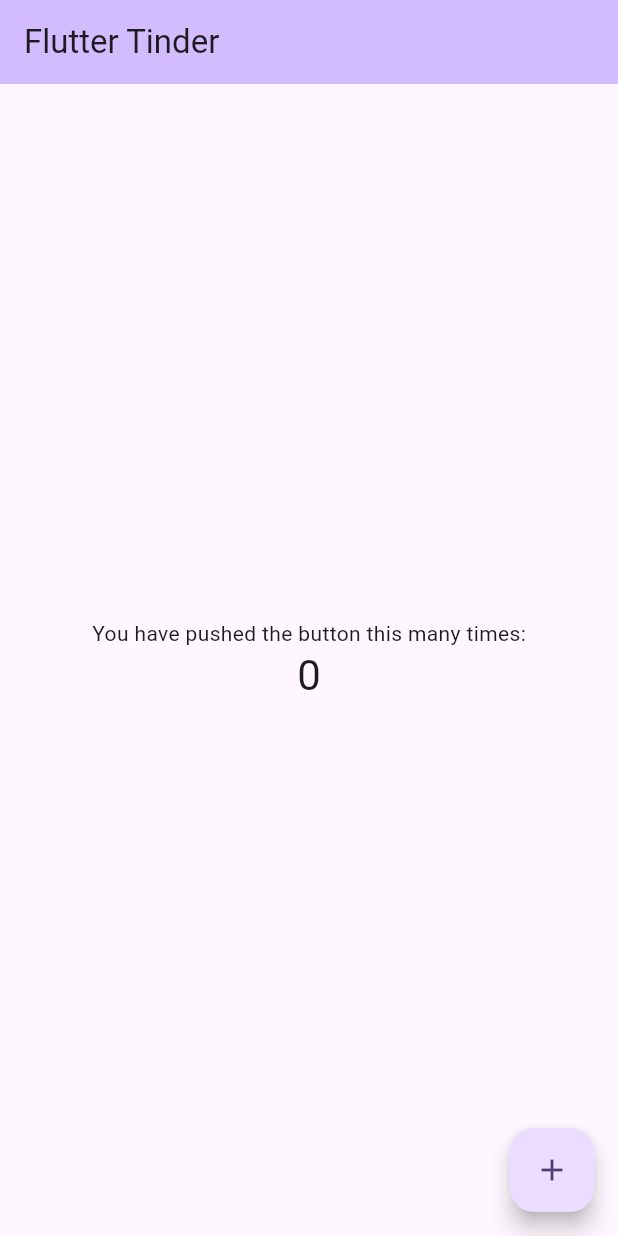
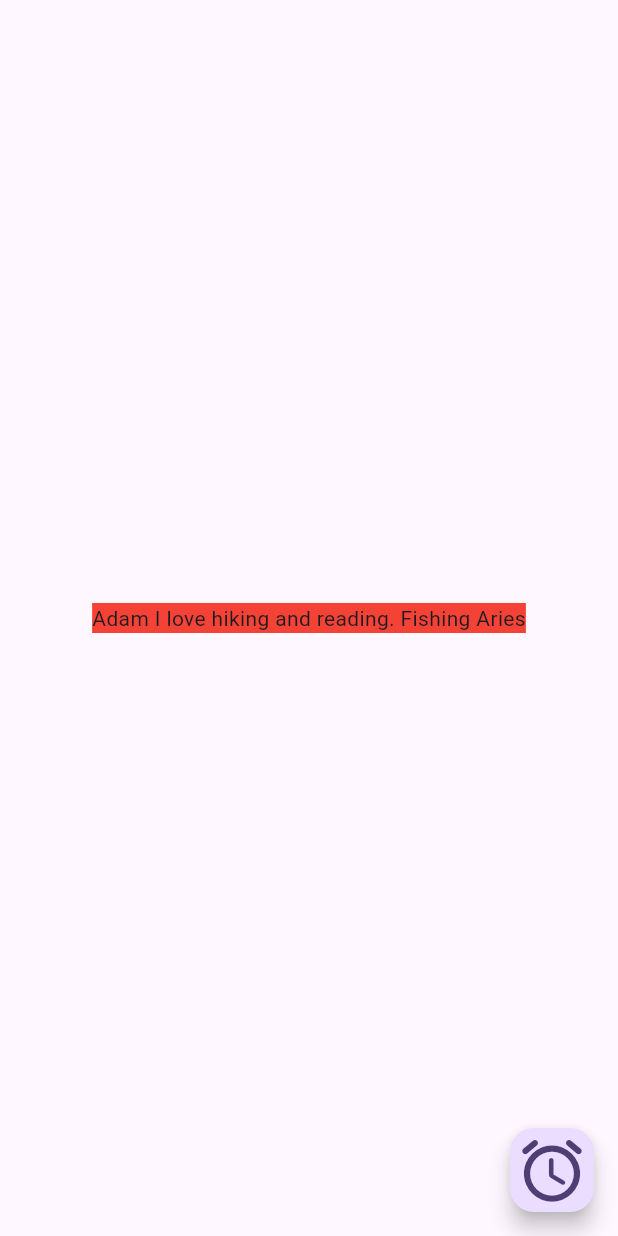
Before and after one commit to KyanPepper/FlutterTinder, a Flutter app: the screen it shows after launch, on a phone screen of 412 x 824 dp. Run offline on Flutter 3.47's test engine with Material 2 defaults, Android fonts, the phone set to English and light mode, and no system bars.

Commit message:
Changed file structure

```diff
--- a/fluttertinder/lib/main.dart
+++ b/fluttertinder/lib/main.dart
@@ -1,4 +1,5 @@
 import 'package:flutter/material.dart';
+import 'package:fluttertinder/profiles/application/home.dart';
 
 void main() {
   runApp(const MyApp());
@@ -6,111 +7,14 @@ void main() {
 
 class MyApp extends StatelessWidget {
   const MyApp({super.key});
-
-  // This widget is the root of your application.
   @override
   Widget build(BuildContext context) {
     return MaterialApp(
-      title: 'Flutter Demo',
-      theme: ThemeData(
-
-        colorScheme: ColorScheme.fromSeed(seedColor: Colors.deepPurple),
-        useMaterial3: true,
-      ),
-      home: const MyHomePage(title: 'Flutter Tinder'),
-    );
+        title: 'Flutter Demo',
+        theme: ThemeData(
+          colorScheme: ColorScheme.fromSeed(seedColor: Colors.deepPurple),
+          useMaterial3: true,
+        ),
+        home: const Home());
   }
 }
-
-class MyHomePage extends StatefulWidget {
-  const MyHomePage({super.key, required this.title});
-
-
-  final String title;
-
-  @override
-  State<MyHomePage> createState() => _MyHomePageState();
-}
-
-
-class TinderProfile {
-  String name;
-  String description;
-  String starsign;
-  String hobbies;
-
-  TinderProfile({
-    this.name = '',
-    this.description = '',
-    this.starsign = '',
-    this.hobbies = '',
-  });
-}
-
-
-class _MyHomePageState extends State<MyHomePage> {
-  int _counter = 0;
-  TinderProfile adam = TinderProfile(
-  name: 'Adam',
-  description: 'I love hiking and reading.',
-  starsign: 'Aries',
-  hobbies: 'Fishing',
-);
-
-TinderProfile pete = TinderProfile(
-  name: 'Peter',
-  description: 'I enjoy traveling and cooking.',
-  starsign: 'Leo',
-  hobbies: 'Painting',
-);
-
-TinderProfile ben = TinderProfile(
-  name: 'Ben',
-  description: 'I love eating worms and other bacteria',
-  starsign: 'Capricorn',
-  hobbies: 'Mountain Goat Hunting',
-);
-TinderProfile kyan = TinderProfile(
-  name: 'Kyan',
-  description: 'I am a programmer',
-  starsign: 'Cancer',
-  hobbies: 'Coding in flutter',
-);
-
-
-  void _incrementCounter() {
-    setState(() {
-      _counter++;
-    });
-
-  }
-
-  @override
-  Widget build(BuildContext context) {
-    return Scaffold(
-      appBar: AppBar(
-        backgroundColor: Theme.of(context).colorScheme.inversePrimary,
-        title: Text(widget.title),
-      ),
-      body: Center(
-        child: Column(
-          mainAxisAlignment: MainAxisAlignment.center,
-          children: <Widget>[
-            const Text(
-              'You have pushed the button this many times:',
-            ),
-            Text(
-              '$_counter',
-              style: Theme.of(context).textTheme.headlineMedium,
-            ),
-          ],
-        ),
-      ),
-      floatingActionButton: FloatingActionButton(
-        onPressed: _incrementCounter,
-        tooltip: 'Increment',
-        child: const Icon(Icons.add),
-      ), // This trailing comma makes auto-formatting nicer for build methods.
-    );
-  }
-}
--- /dev/null
+++ b/fluttertinder/lib/profiles/application/home.dart
@@ -0,0 +1,40 @@
+import 'package:flutter/material.dart';
+import 'package:fluttertinder/profiles/application/tinder_profile.dart';
+import 'package:fluttertinder/profiles/data/profiles.dart';
+
+class Home extends StatelessWidget {
+  const Home({super.key});
+
+  @override
+  Widget build(BuildContext context) {
+    return Scaffold(
+      floatingActionButton: const CreateProfileButton(),
+      body: PageView(
+        children: profiles.map((e) {
+          return Center(
+            child: TinderProfileDisplay(tinderProfile: e),
+          );
+        }).toList(),
+      ),
+    );
+  }
+}
+
+class CreateProfileButton extends StatelessWidget {
+  const CreateProfileButton({super.key});
+
+  @override
+  Widget build(BuildContext context) => FloatingActionButton(
+        onPressed: () async {
+          await showDialog(
+              context: context,
+              builder: (_) {
+                return const Text("worm");
+              });
+        },
+        child: const Icon(
+          Icons.access_alarm_rounded,
+          size: 50,
+        ),
+      );
+}
--- /dev/null
+++ b/fluttertinder/lib/profiles/application/tinder_profile.dart
@@ -0,0 +1,16 @@
+import 'package:flutter/material.dart';
+import 'package:fluttertinder/profiles/data/profiles.dart';
+
+class TinderProfileDisplay extends StatelessWidget {
+  final TinderProfile tinderProfile;
+  const TinderProfileDisplay({super.key, required this.tinderProfile});
+
+  @override
+  Widget build(BuildContext context) {
+    return Container(
+      color: Colors.red,
+      child: Text(
+          "${tinderProfile.name} ${tinderProfile.description} ${tinderProfile.hobbies} ${tinderProfile.starsign}"),
+    );
+  }
+}
--- /dev/null
+++ b/fluttertinder/lib/profiles/data/profiles.dart
@@ -0,0 +1,39 @@
+class TinderProfile {
+  final String name;
+  final String description;
+  final String starsign;
+  final String hobbies;
+
+  TinderProfile(
+      {required this.name,
+      required this.description,
+      required this.starsign,
+      required this.hobbies});
+}
+
+final List<TinderProfile> profiles = [
+  TinderProfile(
+    name: 'Adam',
+    description: 'I love hiking and reading.',
+    starsign: 'Aries',
+    hobbies: 'Fishing',
+  ),
+  TinderProfile(
+    name: 'Peter',
+    description: 'I enjoy traveling and cooking.',
+    starsign: 'Leo',
+    hobbies: 'Painting',
+  ),
+  TinderProfile(
+    name: 'Ben',
+    description: 'I love eating worms and other bacteria',
+    starsign: 'Capricorn',
+    hobbies: 'Mountain Goat Hunting',
+  ),
+  TinderProfile(
+    name: 'Kyan',
+    description: 'I am a programmer',
+    starsign: 'Cancer',
+    hobbies: 'Coding in flutter',
+  )
+];
```
